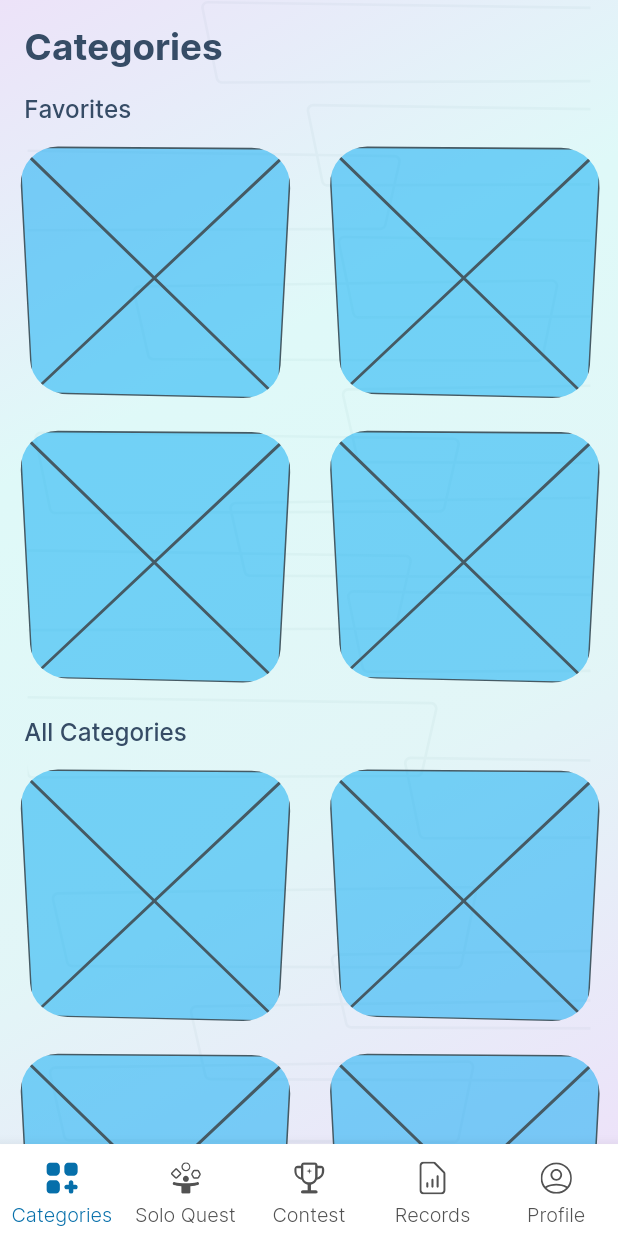
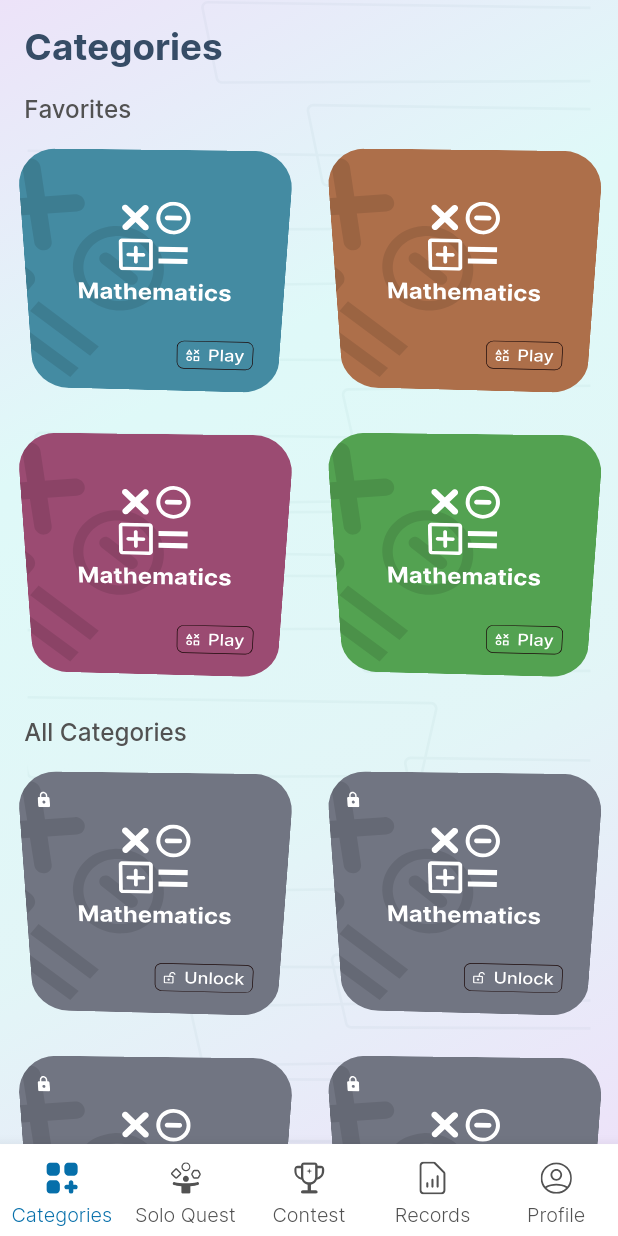
Before and after one commit to lappiahnuamah/Full-Android-Fastlane-Pipeline, a Flutter app: the CustomBottomNav screen opened directly, on a phone screen of 412 x 824 dp. Run offline on Flutter 3.47's test engine with Material 3 defaults, Android fonts, the phone set to English and light mode, and no system bars; drawn by our look-alikes of overlay_support; our stand-ins replace connectivity_plus, device_info_plus, dio, equatable, firebase_core, firebase_messaging and 9 more; missing offline and left inert: flame_audio, libphonenumber_plugin; accounts and stored records are empty; network calls fail; project files that could hold a hidden picture were left out.

Commit message:
categories update

```diff
--- /dev/null
+++ b/lib/models/categories/categories_model.dart
@@ -0,0 +1,39 @@
+import 'package:flutter/material.dart';
+import 'package:savyminds/resources/app_colors.dart';
+
+class CategoryModel {
+  int id;
+  String name;
+  Color color;
+  int noOfQuestion;
+  String icon;
+  bool isLocked;
+
+  CategoryModel({
+    required this.id,
+    required this.name,
+    required this.color,
+    required this.noOfQuestion,
+    required this.icon,
+    required this.isLocked,
+  });
+
+  factory CategoryModel.fromJson(Map<String, dynamic> json) {
+    return CategoryModel(
+      id: json['id'] ?? 0,
+      name: json['name'] ?? "",
+      color: _parseColor(json['color']),
+      noOfQuestion: json['no_of_questions'] ?? 0,
+      icon: json['icon'] ?? "",
+      isLocked: json['is_locked'] ?? true,
+    );
+  }
+
+  static Color _parseColor(String colorString) {
+    try {
+      return Color(int.parse(colorString.replaceAll('#', ''), radix: 16));
+    } catch (e) {
+      return AppColors.kPrimaryColor;
+    }
+  }
+}
--- a/lib/resources/app_images.dart
+++ b/lib/resources/app_images.dart
@@ -1,5 +1,10 @@
 class AppImages {
   static String quizWhizSvg = "assets/icons/QuizWhiz.svg";
   static String gameLogoSvg = "assets/icons/game_logo.svg";
-   static String gameBackgroundSvg = "assets/icons/game_background.svg";
+  static String gameBackgroundSvg = "assets/icons/game_background.svg";
+
+  static String closedLock = "assets/icons/closed_lock.svg";
+  static String openedLock = "assets/icons/opened_lock.svg";
+
+  static String playCategoryIcon = "assets/icons/play_category.svg";
 }
--- a/lib/screens/categories/categories.dart
+++ b/lib/screens/categories/categories.dart
@@ -1,5 +1,7 @@
 import 'package:flutter/material.dart';
 import 'package:savyminds/constants.dart';
+import 'package:savyminds/models/categories/categories_model.dart';
+import 'package:savyminds/resources/app_colors.dart';
 import 'package:savyminds/screens/categories/components/category_card.dart';
 import 'package:savyminds/utils/func.dart';
 import 'package:savyminds/widgets/custom_text.dart';
@@ -32,6 +34,7 @@ class _CategoriesState extends State<Categories> {
             const CustomText(
               label: 'Favorites',
               fontWeight: FontWeight.w500,
+              color: AppColors.hintTextBlack,
             ),
             SizedBox(height: d.pSH(16)),
             GridView(
@@ -42,11 +45,25 @@ class _CategoriesState extends State<Categories> {
                   crossAxisSpacing: d.pSW(30),
                   mainAxisSpacing: d.pSH(16),
                 ),
-                children: const [
-                  CategoryCard(),
-                  CategoryCard(),
-                  CategoryCard(),
-                  CategoryCard(),
+                children: [
+                  ...List.generate(
+                    4,
+                    (index) => CategoryCard(
+                      category: CategoryModel(
+                        id: index,
+                        name: 'Mathematics',
+                        color: [
+                          const Color(0xFF448BA2),
+                          const Color(0xFFAD6F4A),
+                          const Color(0xFF9B4B72),
+                          const Color(0xFF53A251),
+                        ][index],
+                        noOfQuestion: 10,
+                        icon: 'assets/icons/math.svg',
+                        isLocked: false,
+                      ),
+                    ),
+                  ),
                 ]),
             SizedBox(height: d.pSH(16)),
 
@@ -54,6 +71,7 @@ class _CategoriesState extends State<Categories> {
             const CustomText(
               label: 'All Categories',
               fontWeight: FontWeight.w500,
+              color: AppColors.hintTextBlack,
             ),
             SizedBox(height: d.pSH(16)),
             GridView(
@@ -64,13 +82,19 @@ class _CategoriesState extends State<Categories> {
                   crossAxisSpacing: d.pSW(30),
                   mainAxisSpacing: d.pSH(16),
                 ),
-                children: const [
-                  CategoryCard(),
-                  CategoryCard(),
-                  CategoryCard(),
-                  CategoryCard(),
-                  CategoryCard(),
-                  CategoryCard(),
+                children: [
+                  ...List.generate(
+                    8,
+                    (index) => CategoryCard(
+                        category: CategoryModel(
+                      id: index,
+                      name: 'Mathematics',
+                      color: const Color(0xFF448BA2),
+                      noOfQuestion: 10,
+                      icon: 'assets/icons/math.svg',
+                      isLocked: true,
+                    )),
+                  ),
                 ]),
           ],
         ),
--- a/lib/screens/categories/components/category_card.dart
+++ b/lib/screens/categories/components/category_card.dart
@@ -1,16 +1,21 @@
 import 'package:flutter/material.dart';
+import 'package:flutter_svg/flutter_svg.dart';
 import 'package:savyminds/constants.dart';
+import 'package:savyminds/models/categories/categories_model.dart';
+import 'package:savyminds/resources/app_images.dart';
+import 'package:savyminds/widgets/custom_text.dart';
 
 class CategoryCard extends StatelessWidget {
-  const CategoryCard({super.key});
+  const CategoryCard({super.key, required this.category});
+  final CategoryModel category;
 
   @override
   Widget build(BuildContext context) {
     return Transform(
       alignment: Alignment.center,
       transform: Matrix4.identity()
-        ..setEntry(3, 2, 0.002) // Adjust the perspective by changing this value
-        ..rotateX(0.3)
+        ..setEntry(3, 2, 0.002)
+        ..rotateX(0.4)
         ..rotateY(0.05),
       child: Container(
         clipBehavior: Clip.antiAliasWithSaveLayer,
@@ -20,9 +25,107 @@ class CategoryCard extends StatelessWidget {
         child: Stack(
           children: [
             Container(
-              color: Colors.lightBlue.withOpacity(0.5),
-              child: const Placeholder(),
+              color: category.isLocked ? const Color(0xFF717582) : category.color,
+              width: double.infinity,
+              height: double.maxFinite,
             ),
+            Positioned(
+              left: -d.pSH(50),
+              top: d.pSH(20),
+              child: RotationTransition(
+                turns: const AlwaysStoppedAnimation(40 / 360),
+                child: SvgPicture.asset(
+                  category.icon,
+                  fit: BoxFit.cover,
+                  height: d.pSH(130),
+                  colorFilter: ColorFilter.mode(
+                    Colors.black.withOpacity(0.1),
+                    BlendMode.srcIn,
+                  ),
+                ),
+              ),
+            ),
+
+            //Align
+            Align(
+              child: Padding(
+                padding: const EdgeInsets.all(10),
+                child: Column(
+                  children: [
+                    SizedBox(height: d.pSH(5)),
+                    Expanded(
+                      child: Column(
+                        mainAxisAlignment: MainAxisAlignment.center,
+                        children: [
+                          SvgPicture.asset(
+                            category.icon,
+                            fit: BoxFit.cover,
+                          ),
+                          SizedBox(height: d.pSH(5)),
+                          CustomText(
+                            label: category.name,
+                            color: Colors.white,
+                            fontWeight: FontWeight.bold,
+                          )
+                        ],
+                      ),
+                    ),
+
+                    //Play or Unlock
+                    Align(
+                        alignment: Alignment.bottomRight,
+                        child: InkWell(
+                          onTap: () {
+                            if (!category.isLocked) {
+                            } else {}
+                          },
+                          child: Padding(
+                            padding: EdgeInsets.all(d.pSH(8)),
+                            child: Container(
+                              padding: EdgeInsets.symmetric(
+                                  vertical: d.pSH(3), horizontal: d.pSW(5)),
+                              decoration: BoxDecoration(
+                                borderRadius: BorderRadius.circular(d.pSH(5)),
+                                border: Border.all(
+                                    color:
+                                        const Color.fromARGB(255, 28, 10, 10),
+                                    width: 0.5),
+                              ),
+                              child: Row(
+                                mainAxisSize: MainAxisSize.min,
+                                children: [
+                                  SvgPicture.asset(
+                                    category.isLocked
+                                        ? AppImages.openedLock
+                                        : AppImages.playCategoryIcon,
+                                    fit: BoxFit.cover,
+                                    height: d.pSH(10),
+                                  ),
+                                  SizedBox(width: d.pSW(5)),
+                                  CustomText(
+                                    label: category.isLocked ? 'Unlock' : 'Play',
+                                    color: Colors.white,
+                                    fontSize: 12.5,
+                                  )
+                                ],
+                              ),
+                            ),
+                          ),
+                        ))
+                  ],
+                ),
+              ),
+            ),
+
+            //Lock
+            if (category.isLocked)
+              Padding(
+                padding: EdgeInsets.all(d.pSH(12)),
+                child: SvgPicture.asset(
+                  AppImages.closedLock,
+                  fit: BoxFit.cover,
+                ),
+              ),
           ],
         ),
       ),
```
Also changed, not shown: assets/icons/closed_lock.svg (added), assets/icons/opened_lock.svg (added), assets/icons/play_category.svg (added).
